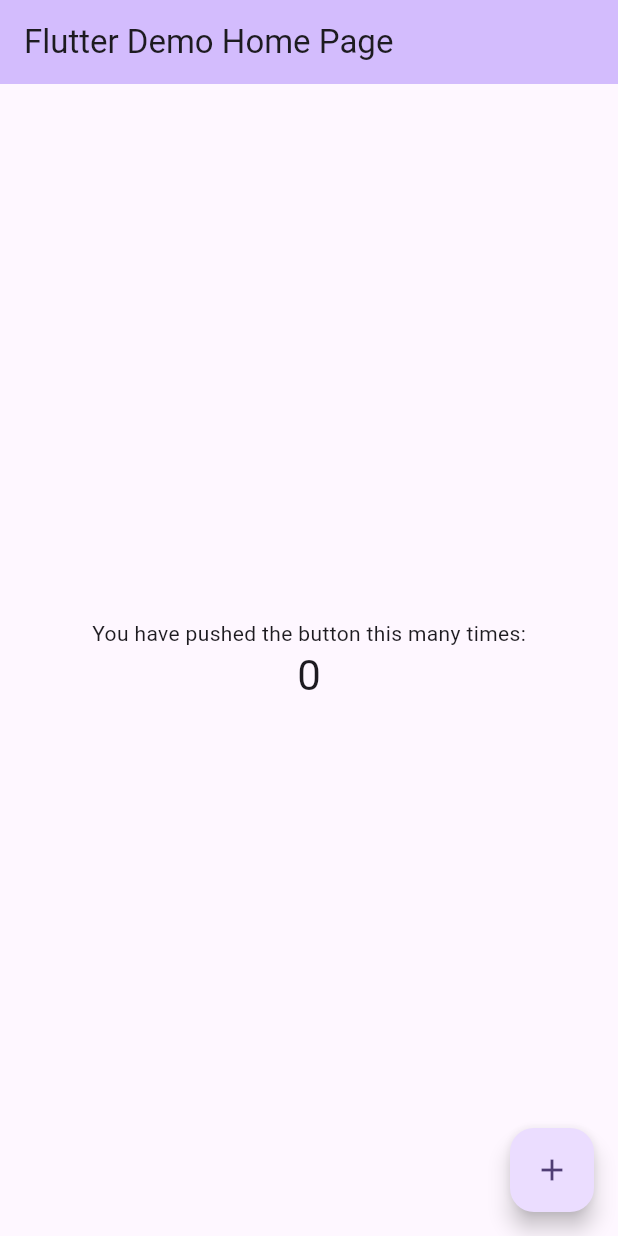
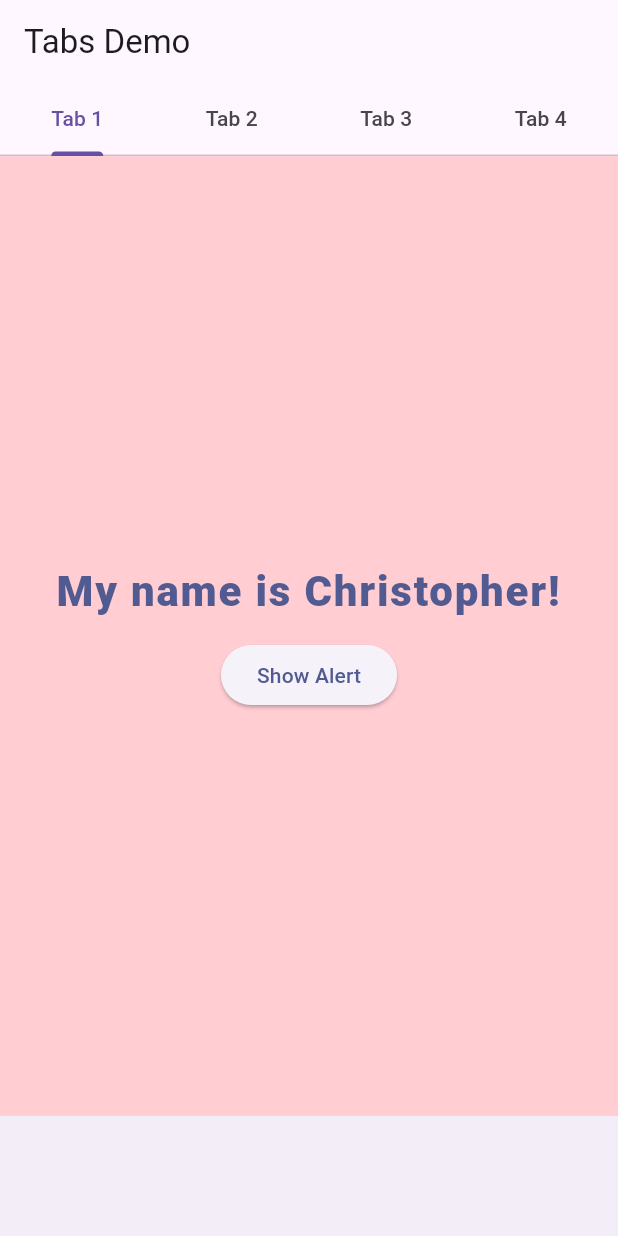
Before and after one commit to JashThakkar/digital_pet_app, a Flutter app: the screen it shows after launch, on a phone screen of 412 x 824 dp. Run offline on Flutter 3.47's test engine with Material 3 defaults, Android fonts, the phone set to English and light mode, and no system bars.

```diff
--- a/lib/main.dart
+++ b/lib/main.dart
@@ -1,127 +1,213 @@
-import 'package:flutter/material.dart';
+import 'package:flutter/material.dart'; // Standard Flutter UI widgets
 
 void main() {
-  runApp(const MyApp());
+  runApp(MyApp());
 }
 
-class MyApp extends StatelessWidget {
-  const MyApp({super.key});
-
-  // This widget is the root of your application.
+class MyApp extends StatelessWidget { // App "blueprint"
   @override
   Widget build(BuildContext context) {
     return MaterialApp(
-      title: 'Flutter Demo',
-      theme: ThemeData(
-        // This is the theme of your application.
-        //
-        // TRY THIS: Try running your application with "flutter run". You'll see
-        // the application has a purple toolbar. Then, without quitting the app,
-        // try changing the seedColor in the colorScheme below to Colors.green
-        // and then invoke "hot reload" (save your changes or press the "hot
-        // reload" button in a Flutter-supported IDE, or press "r" if you used
-        // the command line to start the app).
-        //
-        // Notice that the counter didn't reset back to zero; the application
-        // state is not lost during the reload. To reset the state, use hot
-        // restart instead.
-        //
-        // This works for code too, not just values: Most code changes can be
-        // tested with just a hot reload.
-        colorScheme: ColorScheme.fromSeed(seedColor: Colors.deepPurple),
-        useMaterial3: true,
+      home: DefaultTabController(
+        length: 4,
+        child: _TabsNonScrollableDemo(),
       ),
-      home: const MyHomePage(title: 'Flutter Demo Home Page'),
     );
   }
 }
 
-class MyHomePage extends StatefulWidget {
-  const MyHomePage({super.key, required this.title});
+class _TabsNonScrollableDemo extends StatefulWidget {
+  @override
+  __TabsNonScrollableDemoState createState() => __TabsNonScrollableDemoState();
+}
 
-  // This widget is the home page of your application. It is stateful, meaning
-  // that it has a State object (defined below) that contains fields that affect
-  // how it looks.
+class __TabsNonScrollableDemoState extends State<_TabsNonScrollableDemo>
+    with SingleTickerProviderStateMixin, RestorationMixin {
+  late TabController _tabController;
 
-  // This class is the configuration for the state. It holds the values (in this
-  // case the title) provided by the parent (in this case the App widget) and
-  // used by the build method of the State. Fields in a Widget subclass are
-  // always marked "final".
-
-  final String title;
+  final RestorableInt tabIndex = RestorableInt(0);
 
   @override
-  State<MyHomePage> createState() => _MyHomePageState();
-}
+  String get restorationId => 'tab_non_scrollable_demo';
 
-class _MyHomePageState extends State<MyHomePage> {
-  int _counter = 0;
+  @override
+  void restoreState(RestorationBucket? oldBucket, bool initialRestore) {
+    registerForRestoration(tabIndex, 'tab_index');
+    _tabController.index = tabIndex.value;
+  }
 
-  void _incrementCounter() {
-    setState(() {
-      // This call to setState tells the Flutter framework that something has
-      // changed in this State, which causes it to rerun the build method below
-      // so that the display can reflect the updated values. If we changed
-      // _counter without calling setState(), then the build method would not be
-      // called again, and so nothing would appear to happen.
-      _counter++;
+  @override
+  void initState() {
+    super.initState();
+    _tabController = TabController(
+      initialIndex: 0,
+      length: 4,
+      vsync: this,
+    );
+    _tabController.addListener(() {
+      setState(() => tabIndex.value = _tabController.index);
     });
   }
 
   @override
+  void dispose() {
+    _tabController.dispose();
+    tabIndex.dispose();
+    super.dispose();
+  }
+
+  @override
   Widget build(BuildContext context) {
-    // This method is rerun every time setState is called, for instance as done
-    // by the _incrementCounter method above.
-    //
-    // The Flutter framework has been optimized to make rerunning build methods
-    // fast, so that you can just rebuild anything that needs updating rather
-    // than having to individually change instances of widgets.
+    final tabs = ['Tab 1', 'Tab 2', 'Tab 3', 'Tab 4'];
+
     return Scaffold(
       appBar: AppBar(
-        // TRY THIS: Try changing the color here to a specific color (to
-        // Colors.amber, perhaps?) and trigger a hot reload to see the AppBar
-        // change color while the other colors stay the same.
-        backgroundColor: Theme.of(context).colorScheme.inversePrimary,
-        // Here we take the value from the MyHomePage object that was created by
-        // the App.build method, and use it to set our appbar title.
-        title: Text(widget.title),
-      ),
-      body: Center(
-        // Center is a layout widget. It takes a single child and positions it
-        // in the middle of the parent.
-        child: Column(
-          // Column is also a layout widget. It takes a list of children and
-          // arranges them vertically. By default, it sizes itself to fit its
-          // children horizontally, and tries to be as tall as its parent.
-          //
-          // Column has various properties to control how it sizes itself and
-          // how it positions its children. Here we use mainAxisAlignment to
-          // center the children vertically; the main axis here is the vertical
-          // axis because Columns are vertical (the cross axis would be
-          // horizontal).
-          //
-          // TRY THIS: Invoke "debug painting" (choose the "Toggle Debug Paint"
-          // action in the IDE, or press "p" in the console), to see the
-          // wireframe for each widget.
-          mainAxisAlignment: MainAxisAlignment.center,
-          children: <Widget>[
-            const Text(
-              'You have pushed the button this many times:',
-            ),
-            Text(
-              '$_counter',
-              style: Theme.of(context).textTheme.headlineMedium,
-            ),
-          ],
+        automaticallyImplyLeading: false,
+        title: const Text('Tabs Demo'),
+        bottom: TabBar(
+          controller: _tabController,
+          isScrollable: false,
+          tabs: [for (final tab in tabs) Tab(text: tab)],
         ),
       ),
-      floatingActionButton: FloatingActionButton(
-        onPressed: _incrementCounter,
-        tooltip: 'Increment',
-        child: const Icon(Icons.add),
-      ), // This trailing comma makes auto-formatting nicer for build methods.
+
+      body: TabBarView(
+        controller: _tabController,
+        children: [
+          Theme(
+                data: ThemeData(
+                  useMaterial3: true,
+                  colorSchemeSeed: Colors.indigo,
+                ),
+                child: Container(
+                  color: const Color.fromRGBO(255, 205, 210, 1.0), // light red background
+                  alignment: Alignment.center,
+                  child: Builder(
+                    builder: (ctx) => Center(
+                      child: Column(
+                        mainAxisSize: MainAxisSize.min,
+                        children: [
+                          Text(
+                            'My name is Christopher!',
+                            textAlign: TextAlign.center,
+                            style: TextStyle(
+                              fontSize: 28,
+                              fontWeight: FontWeight.w800,
+                              letterSpacing: 1.2,
+                              color: Theme.of(ctx).colorScheme.primary,
+                            ),
+                          ),
+                          const SizedBox(height: 12),
+                          ElevatedButton(
+                            onPressed: () {
+                              showDialog(
+                                context: ctx,
+                                builder: (dialogCtx) => AlertDialog(
+                                  content: const Text('Hello! This is a simple alert.'),
+                                  actions: [
+                                    TextButton(
+                                      onPressed: () => Navigator.of(dialogCtx).pop(),
+                                      child: const Text('OK'),
+                                    ),
+                                  ],
+                                ),
+                              );
+                            },
+                            child: const Text('Show Alert'),
+                          ),
+                        ],
+                      ),
+                    ),
+                  ),
+                ),
+              ),
+
+
+          Theme(
+                data: ThemeData(
+                  useMaterial3: true,
+                  colorSchemeSeed: Colors.green,
+                ),
+                child: Container(
+                  color: const Color.fromRGBO(255, 255, 224, 1.0),
+                  child: Center(
+                    child: Column(
+                      mainAxisSize: MainAxisSize.min,
+                      children: [
+                        Image.network(
+                        'https://images.unsplash.com/photo-1638718619061-54b56803f459?q=80&w=774&auto=format&fit=crop&ixlib=rb-4.1.0&ixid=M3wxMjA3fDB8MHxwaG90by1wYWdlfHx8fGVufDB8fHx8fA%3D%3D',
+                        width: 150,
+                        height: 160,
+                        ),
+                        SizedBox(
+                          width: 260,
+                          child: TextField(
+                            decoration: const InputDecoration(
+                              labelText: 'Enter a caption',
+                              border: OutlineInputBorder(),
+                            ),
+                          ),
+                        ),
+                      ],
+                    ),
+                  ),
+                ),
+              ),
+          Theme(
+                data: ThemeData(
+                  useMaterial3: true,
+                  colorSchemeSeed: Colors.purple,
+                ),
+                child: Container(
+                  color: const Color.fromRGBO(230, 230, 250, 1.0),
+                  child: Center(
+                    child: ElevatedButton(
+                      onPressed: () {
+                        ScaffoldMessenger.of(context).showSnackBar(
+                          SnackBar(
+                            content: Text('Button pressed in ${tabs[2]} tab!'),
+                          ),
+                        );
+                      },
+                      child: Text('Click me'),
+                    ),
+                  ),
+                ),
+              ),
+          Theme(
+                data: ThemeData(
+                  useMaterial3: true,
+                  colorSchemeSeed: Colors.blue,
+                ),
+                child: Container(
+                  color: const Color.fromRGBO(230, 230, 250, 1.0),
+                  child: Builder(
+                    builder: (ctx) => Center(
+                      child: ListView(
+                        children: [
+                          Card(
+                            child: ListTile(title: Text('Dog')),
+                          ),
+                          Card(
+                            child: ListTile(title: Text('Cat')),
+                          ),
+                          Card(
+                            child: ListTile(title: Text('Bird')),
+                          ),
+                          Card(
+                            child: ListTile(title: Text('Mouse')),
+                          ),
+                        ],
+                      )
+                    ),
+                  ),
+                ),
+              ),
+          // for (final tab in tabs) Center(child: Text(tab)),
+        ],
+      ),
+
+      bottomNavigationBar: BottomAppBar(),
     );
   }
 }
-//This is a tester
-// This is another tester
```
